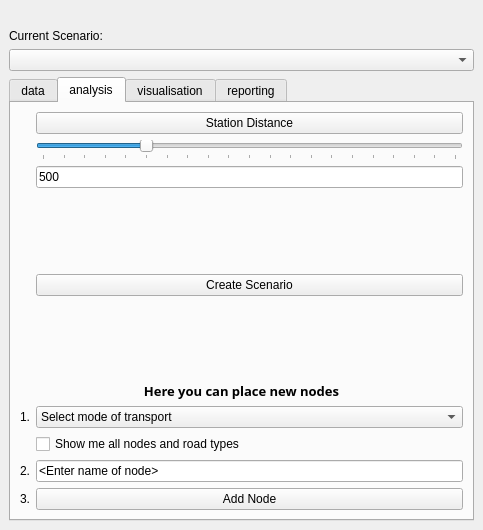
The window that PASCAL2/spatial_decision_dockwidget_base.ui (SimonGriffioen/GEO1005) describes before a commit, drawn with Qt 5.
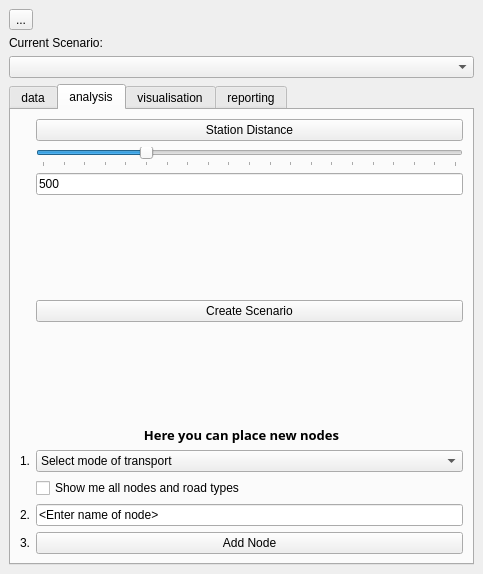
The same window after the commit. Icons and pictures are not drawn.

The edit to the form file:
```diff
--- a/PASCAL2/spatial_decision_dockwidget_base.ui
+++ b/PASCAL2/spatial_decision_dockwidget_base.ui
@@ -7,7 +7,7 @@
     <x>0</x>
     <y>0</y>
     <width>483</width>
-    <height>530</height>
+    <height>574</height>
    </rect>
   </property>
   <property name="acceptDrops">
@@ -19,13 +19,9 @@
   <widget class="QWidget" name="dockWidgetContents">
    <layout class="QGridLayout" name="gridLayout">
     <item row="3" column="1">
-     <widget class="QLabel" name="label_2">
-      <property name="text">
-       <string>Current Scenario:</string>
-      </property>
-     </widget>
+     <widget class="QComboBox" name="scenarioCombo"/>
     </item>
-    <item row="10" column="1">
+    <item row="9" column="1">
      <widget class="QTabWidget" name="sampleWidgets">
       <property name="currentIndex">
        <number>1</number>
@@ -275,18 +271,25 @@
       </widget>
      </widget>
     </item>
-    <item row="1" column="1">
-     <widget class="QLabel" name="label">
+    <item row="2" column="1">
+     <widget class="QLabel" name="label_2">
       <property name="text">
-       <string/>
-      </property>
-      <property name="pixmap">
-       <pixmap>icons/pascal.png</pixmap>
+       <string>Current Scenario:</string>
       </property>
      </widget>
     </item>
-    <item row="4" column="1">
-     <widget class="QComboBox" name="scenarioCombo"/>
+    <item row="0" column="1">
+     <widget class="QToolButton" name="iconButton">
+      <property name="text">
+       <string>...</string>
+      </property>
+      <property name="iconSize">
+       <size>
+        <width>150</width>
+        <height>76</height>
+       </size>
+      </property>
+     </widget>
     </item>
    </layout>
   </widget>
```
